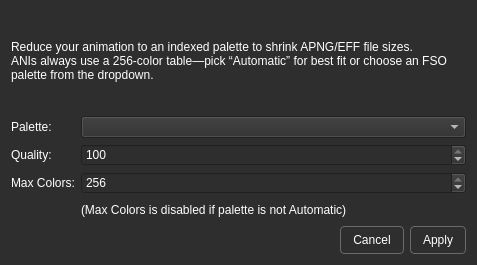
The window that AnimStudio/Forms/ReduceColors.ui (MjnMixael/AnimStudio) describes before a commit, drawn with Qt 5.
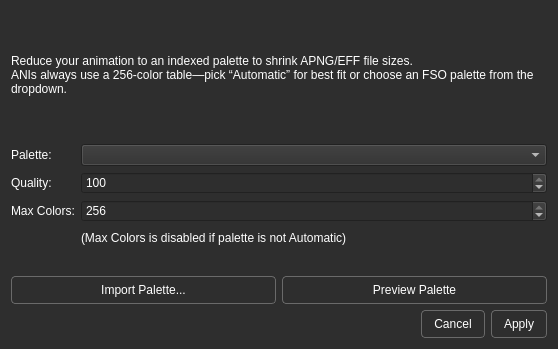
The same window after the commit.

Commit message: import and preview palettes

What changed in the file:
```diff
--- a/AnimStudio/Forms/ReduceColors.ui
+++ b/AnimStudio/Forms/ReduceColors.ui
@@ -6,8 +6,8 @@
    <rect>
     <x>0</x>
     <y>0</y>
-    <width>477</width>
-    <height>265</height>
+    <width>558</width>
+    <height>349</height>
    </rect>
   </property>
   <property name="windowTitle">
@@ -137,6 +137,24 @@
      </item>
     </layout>
    </item>
+   <item>
+    <layout class="QHBoxLayout" name="horizontalLayout">
+     <item>
+      <widget class="QPushButton" name="importPaletteButton">
+       <property name="text">
+        <string>Import Palette...</string>
+       </property>
+      </widget>
+     </item>
+     <item>
+      <widget class="QPushButton" name="previewPaletteButton">
+       <property name="text">
+        <string>Preview Palette</string>
+       </property>
+      </widget>
+     </item>
+    </layout>
+   </item>
    <item>
     <widget class="QDialogButtonBox" name="buttonBox">
      <property name="orientation">
```
The commit also changes 11 other files.
